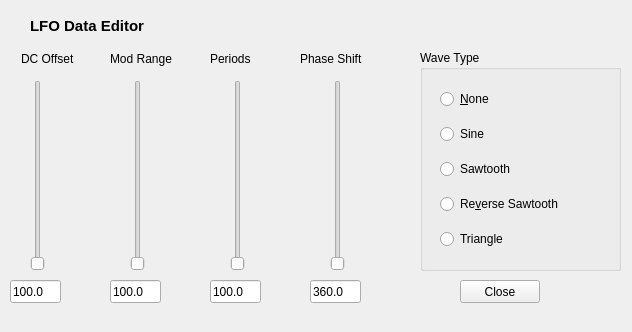
This is seq_qt5/forms/qlfoframe.ui in ahlstromcj/seq66 as Qt 5 draws it before an edit. The edited form follows.
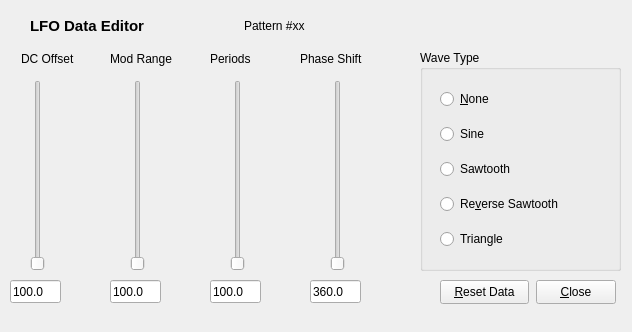
This is the edited form.

Patch:
```diff
--- a/seq_qt5/forms/qlfoframe.ui
+++ b/seq_qt5/forms/qlfoframe.ui
@@ -37,6 +37,13 @@
       </property>
      </widget>
     </item>
+    <item>
+     <widget class="QLabel" name="m_pattern_label">
+      <property name="text">
+       <string>Pattern #xx</string>
+      </property>
+     </widget>
+    </item>
    </layout>
   </widget>
   <widget class="QLineEdit" name="m_value_text">
@@ -94,14 +101,14 @@
   <widget class="QPushButton" name="m_button_close">
    <property name="geometry">
     <rect>
-     <x>460</x>
+     <x>536</x>
      <y>280</y>
      <width>80</width>
-     <height>23</height>
+     <height>24</height>
     </rect>
    </property>
    <property name="text">
-    <string>Close</string>
+    <string>&amp;Close</string>
    </property>
   </widget>
   <widget class="QSlider" name="m_value_slider">
@@ -280,6 +287,19 @@
     <string>Mod Range</string>
    </property>
   </widget>
+  <widget class="QPushButton" name="m_button_reset">
+   <property name="geometry">
+    <rect>
+     <x>440</x>
+     <y>280</y>
+     <width>89</width>
+     <height>24</height>
+    </rect>
+   </property>
+   <property name="text">
+    <string>&amp;Reset Data</string>
+   </property>
+  </widget>
  </widget>
  <resources/>
  <connections/>
```
